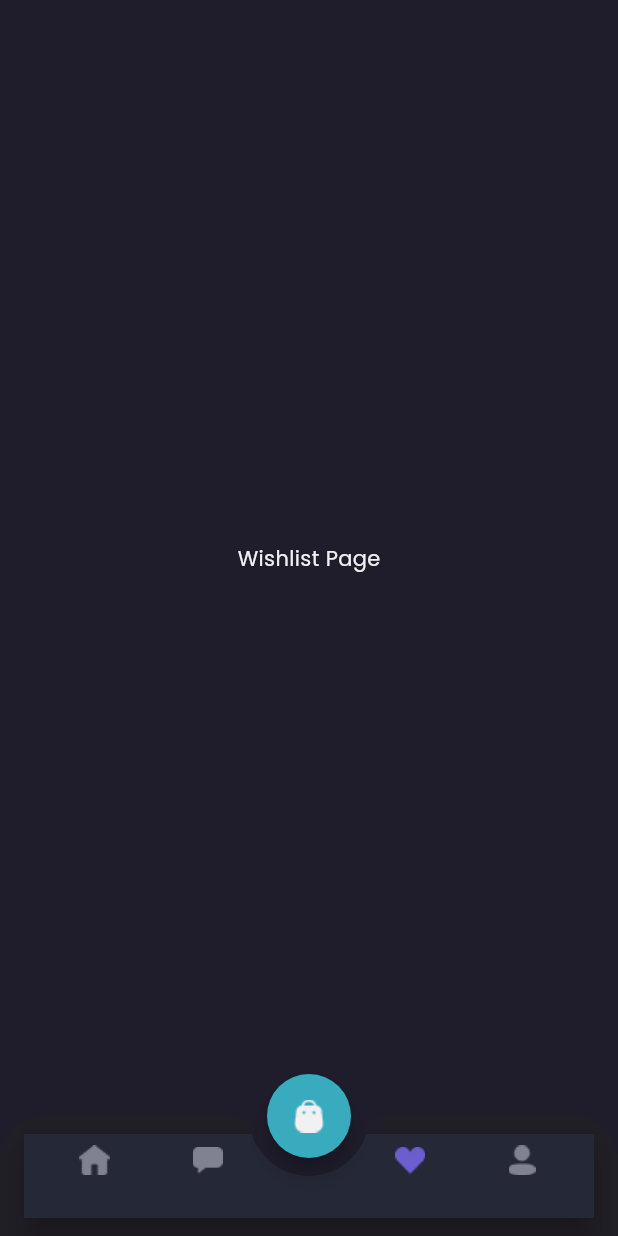
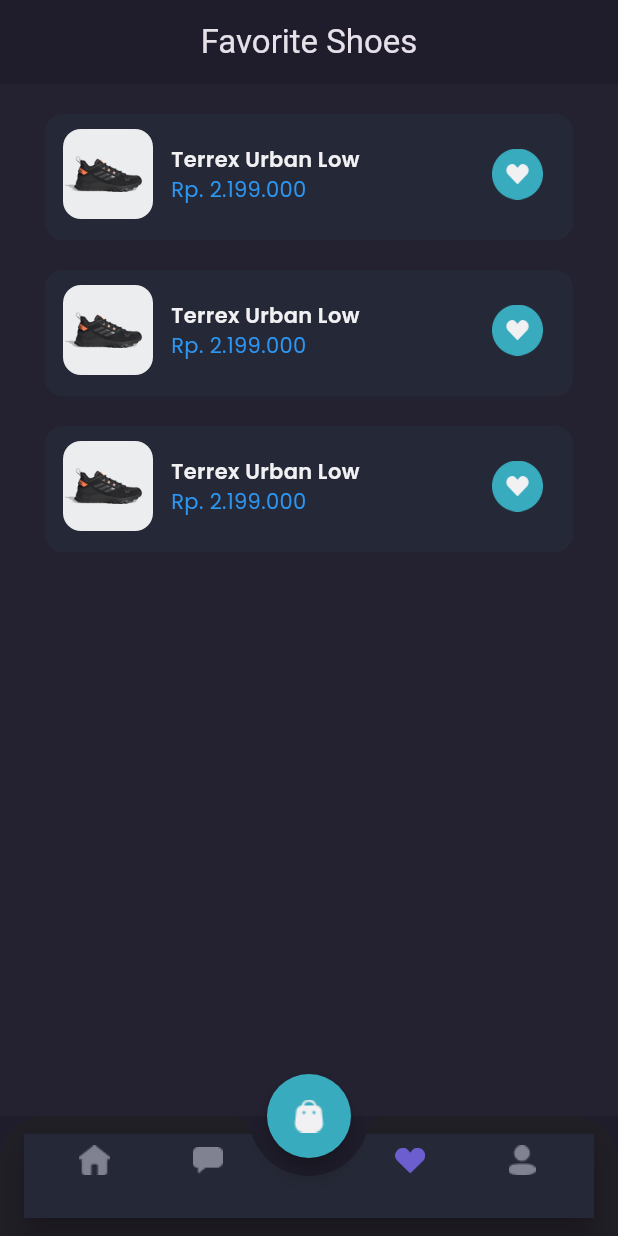
Before and after one commit to AbebAli0/Footwear-Fusion_Mobile, a Flutter app: the MainPage screen opened directly, item 3 of the bottom bar chosen, on a phone screen of 412 x 824 dp. Run offline on Flutter 3.47's test engine with Material 3 defaults, Android fonts, the phone set to English and light mode, and no system bars; our stand-ins replace google_fonts.

Commit message:
Update: Wishlist Page

```diff
--- a/lib/presentation/auth/pages/main_page.dart
+++ b/lib/presentation/auth/pages/main_page.dart
@@ -1,4 +1,4 @@
-import 'dart:ffi';
+// import 'dart:ffi';
 
 import 'package:flutter/material.dart';
 import 'package:shoes_store/core/theme/theme.dart';
--- a/lib/presentation/auth/pages/wishlist_page.dart
+++ b/lib/presentation/auth/pages/wishlist_page.dart
@@ -1,15 +1,108 @@
 import 'package:flutter/material.dart';
 import 'package:shoes_store/core/theme/theme.dart';
+import 'package:shoes_store/presentation/auth/widget/wishlist_card.dart';
 
 class WishlistPage extends StatelessWidget {
   const WishlistPage({super.key});
   @override
   Widget build(BuildContext context) {
-    return Center(
-      child: Text(
-        'Wishlist Page',
-        style: primaryTextStyle,
-      ),
+    Widget header() {
+      return AppBar(
+        backgroundColor: backgroundColor1,
+        centerTitle: true,
+        title: Text(
+          'Favorite Shoes',
+        ),
+        elevation: 0,
+        automaticallyImplyLeading: false,
+      );
+    }
+
+    Widget emptyWishlist() {
+      return Expanded(
+        child: Container(
+          width: double.infinity,
+          color: backgroundColor3,
+          child: Column(
+            mainAxisAlignment: MainAxisAlignment.center,
+            children: [
+              Image.asset(
+                'assets/icon_wishlist.png',
+                width: 74,
+              ),
+              SizedBox(
+                height: 23,
+              ),
+              Text(
+                'You don\'t have dream shoes?',
+                style: primaryTextStyle.copyWith(
+                  fontSize: 16,
+                  fontWeight: medium,
+                ),
+              ),
+              SizedBox(
+                height: 12,
+              ),
+              Text(
+                'Let\'s find your favorite shoes!',
+                style: secondaryTextStyle,
+              ),
+              SizedBox(
+                height: 20,
+              ),
+              Container(
+                height: 44,
+                child: TextButton(
+                  onPressed: () {},
+                  style: TextButton.styleFrom(
+                    padding: EdgeInsets.symmetric(
+                      vertical: 10,
+                      horizontal: 24,
+                    ),
+                    backgroundColor: primaryColor,
+                    shape: RoundedRectangleBorder(
+                      borderRadius: BorderRadius.circular(12),
+                    ),
+                  ),
+                  child: Text(
+                    'Explore Store',
+                    style: primaryTextStyle.copyWith(
+                      fontSize: 16,
+                      fontWeight: medium,
+                    ),
+                  ),
+                ),
+              )
+            ],
+          ),
+        ),
+      );
+    }
+
+    Widget content() {
+      return Expanded(
+        child: Container(
+          color: backgroundColor3,
+          child: ListView(
+            padding: EdgeInsets.symmetric(
+              horizontal: defaultMargin,
+            ),
+            children: [
+              WishlistCard(),
+              WishlistCard(),
+              WishlistCard(),
+            ],
+          ),
+        ),
+      );
+    }
+
+    return Column(
+      children: [
+        header(),
+        // emptyWishlist(),
+        content(),
+      ],
     );
   }
 }
--- /dev/null
+++ b/lib/presentation/auth/widget/wishlist_card.dart
@@ -0,0 +1,62 @@
+import 'package:flutter/cupertino.dart';
+import 'package:flutter/material.dart';
+import 'package:flutter/widgets.dart';
+import 'package:shoes_store/core/theme/theme.dart';
+
+class WishlistCard extends StatelessWidget {
+  const WishlistCard({super.key});
+
+  @override
+  Widget build(BuildContext context) {
+    return Container(
+      margin: EdgeInsets.only(
+        top: 20,
+      ),
+      padding: EdgeInsets.only(
+        top: 10,
+        left: 12,
+        bottom: 14,
+        right: 20,
+      ),
+      decoration: BoxDecoration(
+        borderRadius: BorderRadius.circular(12),
+        color: backgroundColor4,
+      ),
+      child: Row(
+        children: [
+          ClipRRect(
+            borderRadius: BorderRadius.circular(12),
+            child: Image.asset(
+              'assets/image_shoes.png',
+              width: 60,
+            ),
+          ),
+          SizedBox(
+            width: 12,
+          ),
+          Expanded(
+            child: Column(
+              crossAxisAlignment: CrossAxisAlignment.start,
+              children: [
+                Text(
+                  'Terrex Urban Low',
+                  style: primaryTextStyle.copyWith(
+                    fontWeight: semiBold,
+                  ),
+                ),
+                Text(
+                  'Rp. 2.199.000',
+                  style: priceTextStyle,
+                ),
+              ],
+            ),
+          ),
+          Image.asset(
+            'assets/button_wishlist.png',
+            width: 34,
+          ),
+        ],
+      ),
+    );
+  }
+}
```
Also changed, not shown: lib/presentation/auth/pages/profile_page.dart (+8 -5 lines), assets/button_wishlist.png (added), assets/icon_love.png (added), assets/icon_wishlist.png.
